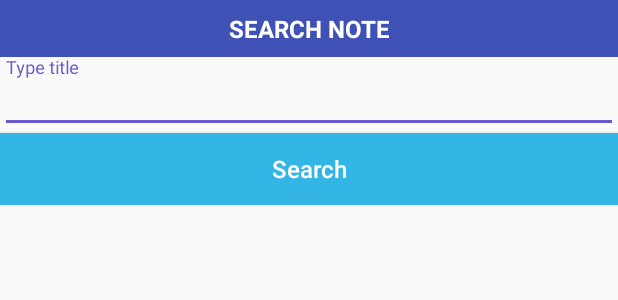
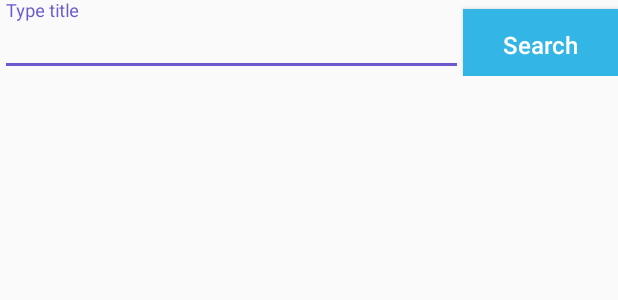
Before and after one commit to TankRaj/TODO_Room, an Android app: the layout dialog_search_note.xml on its own in the app's theme, with its tools: preview values and no code run, on a phone screen of 412 x 824 dp. Shown: the top 300 px of the screen. Run offline under Robolectric (Android 15) with nearby library versions, the phone set to English and light mode, and no system bars.

Commit message:
added search clear fab

```diff
--- a/app/src/main/java/com/tanka/accessories/todoroom/views/MainActivity.java
+++ b/app/src/main/java/com/tanka/accessories/todoroom/views/MainActivity.java
@@ -106,10 +106,7 @@ public class MainActivity extends AppCompatActivity {
 
         fabSearch.setOnClickListener((View view) -> {
 
-            String textInfo = "Click on the toolbar search bitch!!!";
-
-            showCustomToast(textInfo);
-
+            loadNotes();
             fabSearch.setVisibility(View.GONE);
 
         });
@@ -186,13 +183,13 @@ public class MainActivity extends AppCompatActivity {
             final String body = etBody.getText().toString();
             final String type = etType.getText().toString();
 
-            AlarmManager alarmMgr = (AlarmManager)getSystemService(Context.ALARM_SERVICE);
+            AlarmManager alarmMgr = (AlarmManager) getSystemService(Context.ALARM_SERVICE);
             Intent intent = new Intent(this, AlarmReceiver.class);
             PendingIntent pendingIntent = PendingIntent.getBroadcast(this, 1, intent, 0);
             // cal.add(Calendar.SECOND, 5);
             alarmMgr.set(AlarmManager.RTC_WAKEUP, calendar.getTimeInMillis(), pendingIntent);
 
-            Log.d("ALARMBUILDER",calendar.toString());
+            Log.d("ALARMBUILDER", calendar.toString());
             if (isEmpty(title) || title.equalsIgnoreCase("")) {
 
             } else {
@@ -229,7 +226,6 @@ public class MainActivity extends AppCompatActivity {
             } else {
 
                 isSearch = true;
-                fabSearch.setImageDrawable(ContextCompat.getDrawable(this, android.R.drawable.ic_delete));
                 searchNote(title);
                 dialog.dismiss();
             }
@@ -262,6 +258,7 @@ public class MainActivity extends AppCompatActivity {
                 noteList = notes;
                 adapter = new NotesAdapter(MainActivity.this, noteList);
                 recyclerView.setAdapter(adapter);
+                fabSearch.setVisibility(View.VISIBLE);
 
             }
         }.execute();
@@ -346,9 +343,9 @@ public class MainActivity extends AppCompatActivity {
         } else if (id == R.id.search_note) {
             if (isSearch) {
 
-                fabSearch.setImageDrawable(ContextCompat.getDrawable(this, android.R.drawable.ic_menu_search));
                 loadNotes();
                 isSearch = false;
+
             } else {
                 showSearchDialog();
             }
@@ -489,7 +486,6 @@ public class MainActivity extends AppCompatActivity {
     private void updateNoteInDb(Note note, String title, String date, String body, String type) {
 
 //        Note note = new Note(title,date,body,type);
-
 //        db.getNotesDao().editNote(note);
         db.getNotesDao().updateNote(note.id, title, body, date, type);
 
--- a/app/src/main/res/layout/activity_main.xml
+++ b/app/src/main/res/layout/activity_main.xml
@@ -39,6 +39,6 @@
         android:tint="@android:color/white"
         android:visibility="gone"
         android:layout_margin="@dimen/fab_margin"
-        app:srcCompat="@android:drawable/ic_search_category_default" />
+        app:srcCompat="@android:drawable/ic_delete" />
 
 </android.support.design.widget.CoordinatorLayout>
--- a/app/src/main/res/layout/dialog_search_note.xml
+++ b/app/src/main/res/layout/dialog_search_note.xml
@@ -5,27 +5,15 @@
     android:layout_height="wrap_content"
     android:orientation="vertical">
 
-    <TextView
-        android:id="@+id/title_dialog"
-        android:layout_width="match_parent"
-        android:layout_height="wrap_content"
-        android:background="@color/colorPrimary"
-        android:gravity="center"
-        android:paddingBottom="8dp"
-        android:paddingTop="8dp"
-        android:text="SEARCH NOTE"
-        android:textColor="@android:color/white"
-        android:textSize="16sp"
-        android:textStyle="bold" />
-
     <LinearLayout
         android:layout_width="match_parent"
         android:layout_height="wrap_content"
-        android:orientation="vertical">
+        android:orientation="horizontal">
 
 
         <android.support.design.widget.TextInputLayout
-            android:layout_width="match_parent"
+            android:layout_weight="3"
+            android:layout_width="0dp"
             android:layout_height="wrap_content">
 
             <EditText
@@ -43,7 +31,8 @@
 
         <Button
             android:id="@+id/btnAdd"
-            android:layout_width="match_parent"
+            android:layout_weight="1"
+            android:layout_width="0dp"
             android:layout_height="wrap_content"
             android:layout_centerHorizontal="true"
             android:background="@android:color/holo_purple"
```
